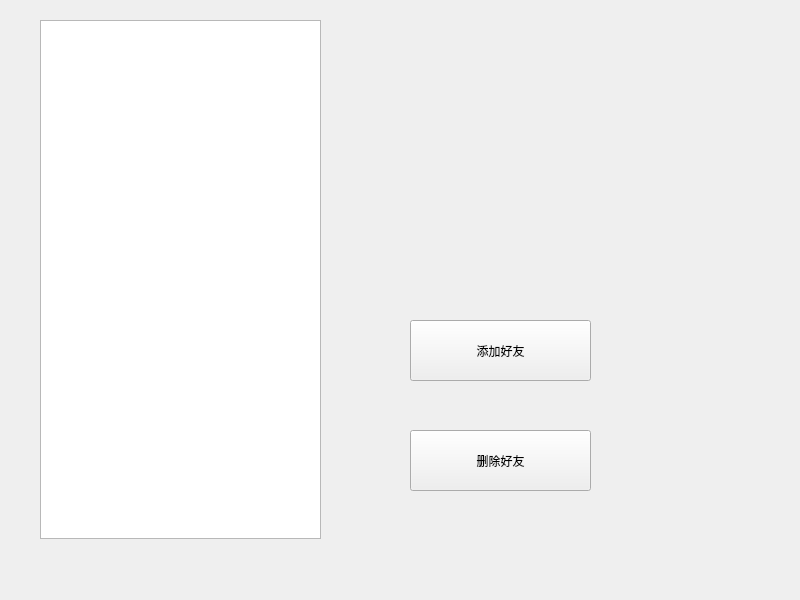
First picture: the form in contacts.ui, repository bobyasasas/ProjectChat, before the edit.
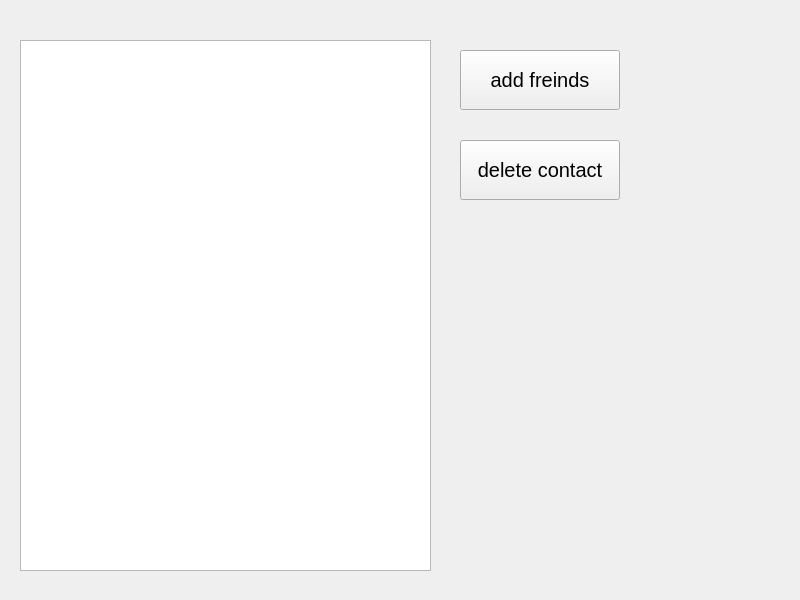
Second picture: the form after the edit. Custom widgets are drawn as their Qt base class.

What changed in the file:
```diff
--- a/contacts.ui
+++ b/contacts.ui
@@ -13,53 +13,50 @@
   <property name="windowTitle">
    <string>Form</string>
   </property>
-  <widget class="QWidget" name="widget" native="true">
-   <property name="geometry">
-    <rect>
-     <x>250</x>
-     <y>100</y>
-     <width>501</width>
-     <height>431</height>
-    </rect>
-   </property>
-   <widget class="PushButton" name="pushButton_del_contact">
-    <property name="geometry">
-     <rect>
-      <x>160</x>
-      <y>330</y>
-      <width>181</width>
-      <height>61</height>
-     </rect>
-    </property>
-    <property name="text">
-     <string>删除好友</string>
-    </property>
-   </widget>
-   <widget class="PushButton" name="pushButton_add_contact">
-    <property name="geometry">
-     <rect>
-      <x>160</x>
-      <y>220</y>
-      <width>181</width>
-      <height>61</height>
-     </rect>
-    </property>
-    <property name="text">
-     <string>添加好友</string>
-    </property>
-   </widget>
-  </widget>
   <widget class="ListWidget" name="listWidget">
    <property name="geometry">
     <rect>
-     <x>40</x>
-     <y>20</y>
-     <width>281</width>
-     <height>519</height>
+     <x>20</x>
+     <y>40</y>
+     <width>411</width>
+     <height>531</height>
     </rect>
    </property>
-   <property name="styleSheet">
-    <string notr="true"/>
+  </widget>
+  <widget class="PushButton" name="pushButton_add_contact">
+   <property name="geometry">
+    <rect>
+     <x>460</x>
+     <y>50</y>
+     <width>160</width>
+     <height>60</height>
+    </rect>
+   </property>
+   <property name="font">
+    <font>
+     <pointsize>15</pointsize>
+    </font>
+   </property>
+   <property name="text">
+    <string>add freinds</string>
+   </property>
+  </widget>
+  <widget class="PushButton" name="pushButton_del_contact">
+   <property name="geometry">
+    <rect>
+     <x>460</x>
+     <y>140</y>
+     <width>160</width>
+     <height>60</height>
+    </rect>
+   </property>
+   <property name="font">
+    <font>
+     <pointsize>15</pointsize>
+    </font>
+   </property>
+   <property name="text">
+    <string>delete contact</string>
    </property>
   </widget>
  </widget>
```
